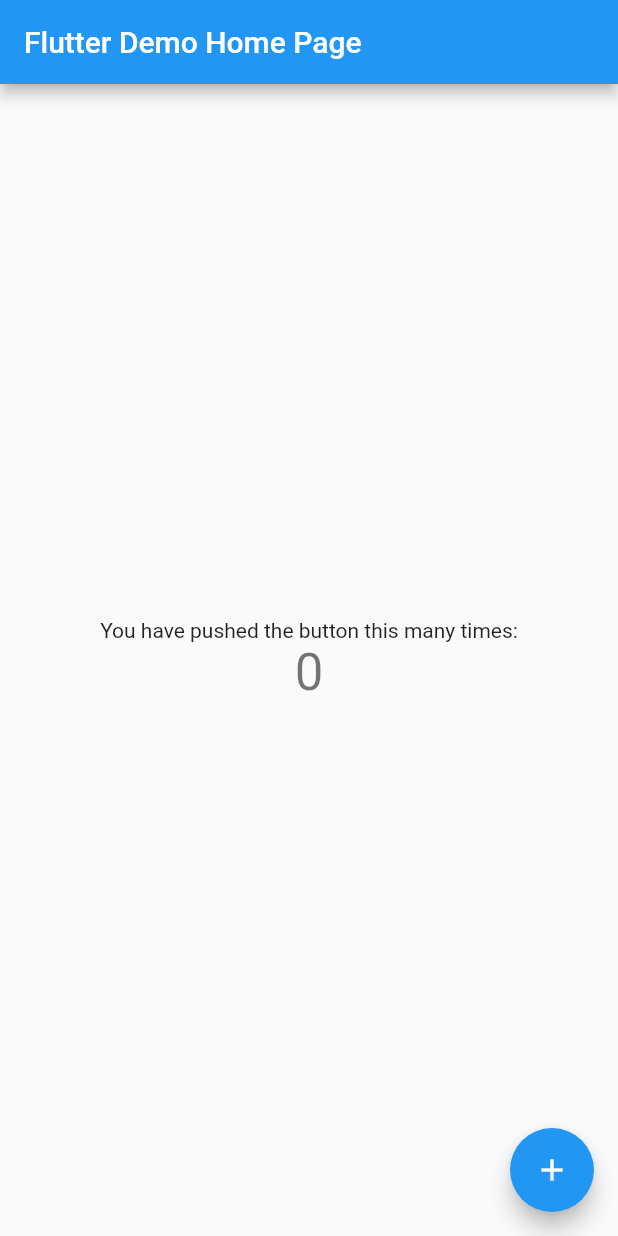
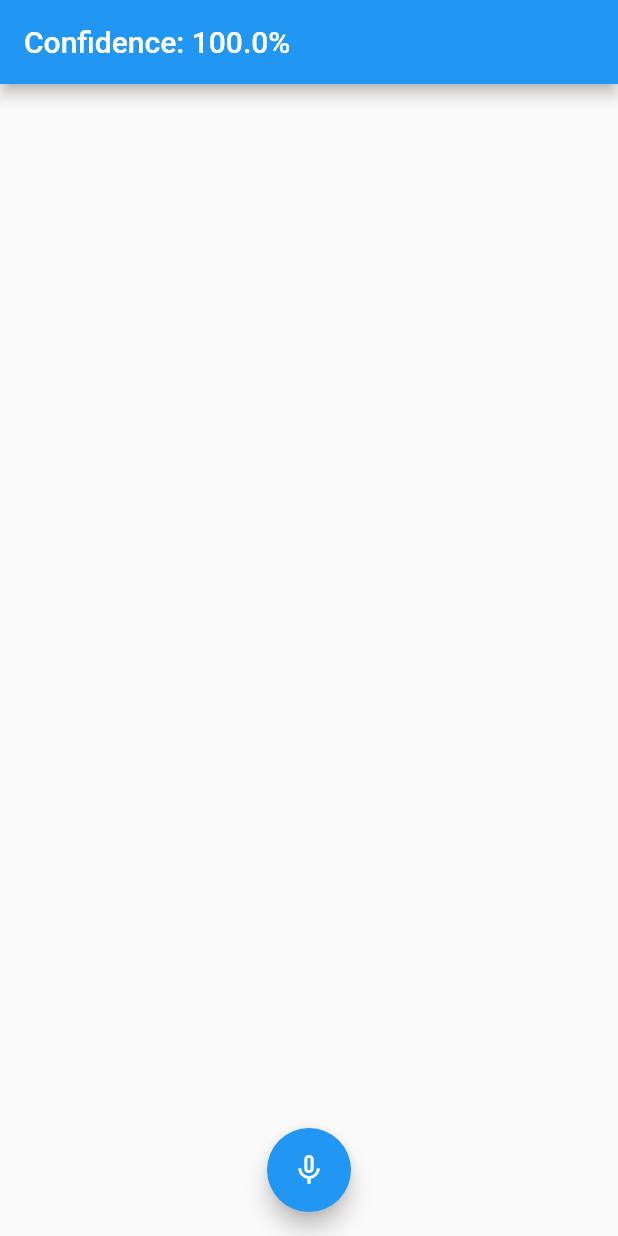
Before and after one commit to vinipachecov/flutter_speech_to_text_sample, a Flutter app: the screen it shows after launch, on a phone screen of 412 x 824 dp. Run offline on Flutter 3.47's test engine with Material 2 defaults, Android fonts, the phone set to English and light mode, and no system bars; our stand-ins replace speech_to_text.

Commit message:
feat: added SpeechScreen text basics

```diff
--- a/lib/main.dart
+++ b/lib/main.dart
@@ -1,4 +1,5 @@
 import 'package:flutter/material.dart';
+import 'package:voice_recognition_tutorial/screens/SpeechScreen.dart';
 
 void main() {
   runApp(MyApp());
@@ -11,107 +12,10 @@ class MyApp extends StatelessWidget {
     return MaterialApp(
       title: 'Flutter Demo',
       theme: ThemeData(
-        // This is the theme of your application.
-        //
-        // Try running your application with "flutter run". You'll see the
-        // application has a blue toolbar. Then, without quitting the app, try
-        // changing the primarySwatch below to Colors.green and then invoke
-        // "hot reload" (press "r" in the console where you ran "flutter run",
-        // or simply save your changes to "hot reload" in a Flutter IDE).
-        // Notice that the counter didn't reset back to zero; the application
-        // is not restarted.
         primarySwatch: Colors.blue,
-        // This makes the visual density adapt to the platform that you run
-        // the app on. For desktop platforms, the controls will be smaller and
-        // closer together (more dense) than on mobile platforms.
         visualDensity: VisualDensity.adaptivePlatformDensity,
       ),
-      home: MyHomePage(title: 'Flutter Demo Home Page'),
+      home: SpeechScreen(),
     );
   }
 }
-
-class MyHomePage extends StatefulWidget {
-  MyHomePage({Key key, this.title}) : super(key: key);
-
-  // This widget is the home page of your application. It is stateful, meaning
-  // that it has a State object (defined below) that contains fields that affect
-  // how it looks.
-
-  // This class is the configuration for the state. It holds the values (in this
-  // case the title) provided by the parent (in this case the App widget) and
-  // used by the build method of the State. Fields in a Widget subclass are
-  // always marked "final".
-
-  final String title;
-
-  @override
-  _MyHomePageState createState() => _MyHomePageState();
-}
-
-class _MyHomePageState extends State<MyHomePage> {
-  int _counter = 0;
-
-  void _incrementCounter() {
-    setState(() {
-      // This call to setState tells the Flutter framework that something has
-      // changed in this State, which causes it to rerun the build method below
-      // so that the display can reflect the updated values. If we changed
-      // _counter without calling setState(), then the build method would not be
-      // called again, and so nothing would appear to happen.
-      _counter++;
-    });
-  }
-
-  @override
-  Widget build(BuildContext context) {
-    // This method is rerun every time setState is called, for instance as done
-    // by the _incrementCounter method above.
-    //
-    // The Flutter framework has been optimized to make rerunning build methods
-    // fast, so that you can just rebuild anything that needs updating rather
-    // than having to individually change instances of widgets.
-    return Scaffold(
-      appBar: AppBar(
-        // Here we take the value from the MyHomePage object that was created by
-        // the App.build method, and use it to set our appbar title.
-        title: Text(widget.title),
-      ),
-      body: Center(
-        // Center is a layout widget. It takes a single child and positions it
-        // in the middle of the parent.
-        child: Column(
-          // Column is also a layout widget. It takes a list of children and
-          // arranges them vertically. By default, it sizes itself to fit its
-          // children horizontally, and tries to be as tall as its parent.
-          //
-          // Invoke "debug painting" (press "p" in the console, choose the
-          // "Toggle Debug Paint" action from the Flutter Inspector in Android
-          // Studio, or the "Toggle Debug Paint" command in Visual Studio Code)
-          // to see the wireframe for each widget.
-          //
-          // Column has various properties to control how it sizes itself and
-          // how it positions its children. Here we use mainAxisAlignment to
-          // center the children vertically; the main axis here is the vertical
-          // axis because Columns are vertical (the cross axis would be
-          // horizontal).
-          mainAxisAlignment: MainAxisAlignment.center,
-          children: <Widget>[
-            Text(
-              'You have pushed the button this many times:',
-            ),
-            Text(
-              '$_counter',
-              style: Theme.of(context).textTheme.headline4,
-            ),
-          ],
-        ),
-      ),
-      floatingActionButton: FloatingActionButton(
-        onPressed: _incrementCounter,
-        tooltip: 'Increment',
-        child: Icon(Icons.add),
-      ), // This trailing comma makes auto-formatting nicer for build methods.
-    );
-  }
-}
--- /dev/null
+++ b/lib/screens/SpeechScreen.dart
@@ -0,0 +1,35 @@
+import 'package:flutter/material.dart';
+import 'package:speech_to_text/speech_to_text.dart' as stt;
+
+class SpeechScreen extends StatefulWidget {
+
+  @override
+  _SpeechScreenState createState() => _SpeechScreenState();
+}
+
+class _SpeechScreenState extends State<SpeechScreen> {
+  stt.SpeechToText _speech;
+    bool _isListening = false;
+  String _text = 'Press the button and start speaking';
+  double _confidence = 1.0;
+
+  @override
+  void initState() {
+    super.initState();
+    _speech = stt.SpeechToText();
+  }
+
+  @override
+  Widget build(BuildContext context) {
+    return (
+      Scaffold(
+        appBar: AppBar(
+          title: Text('Confidence: ${(_confidence * 100).toStringAsFixed(1)}%')
+        ),
+        floatingActionButtonLocation: FloatingActionButtonLocation.centerFloat,
+        floatingActionButton: FloatingActionButton(onPressed: null,
+        child: Icon(_isListening ? Icons.mic : Icons.mic_none),),
+        )
+    );
+  }
+}
```
